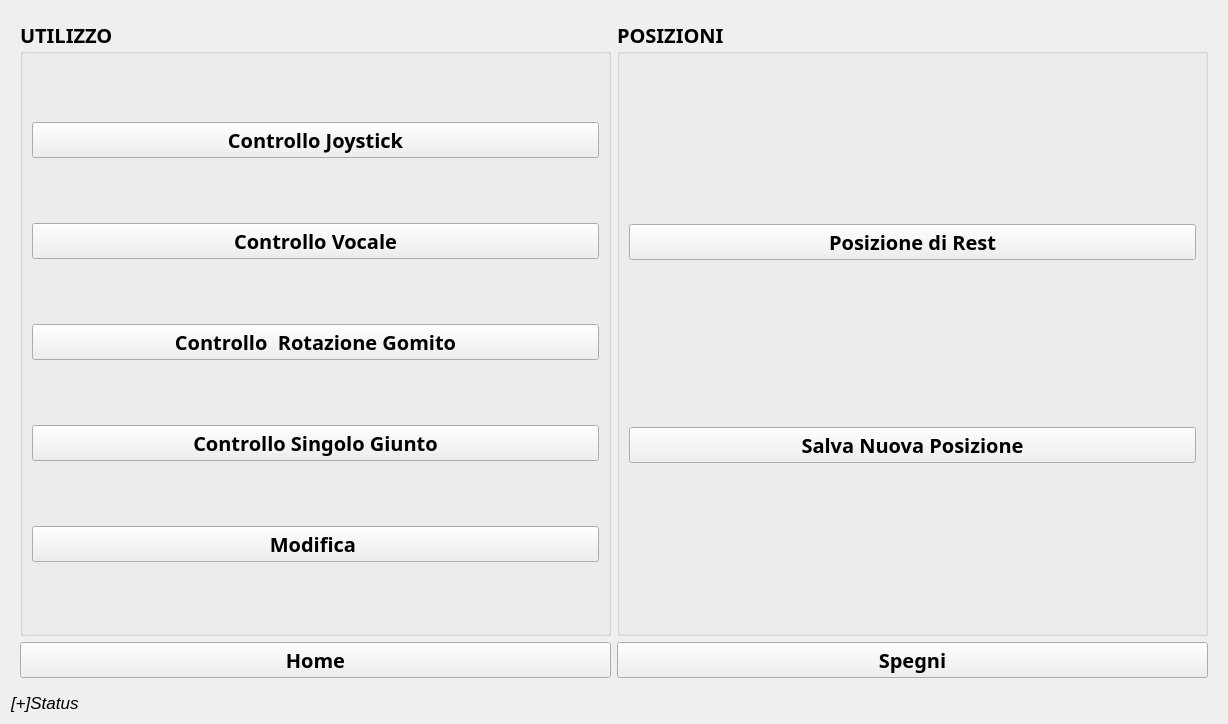
The window that ui/sc_assistivo.ui (stex2005/agree_gui) describes before a commit, drawn with Qt 5.
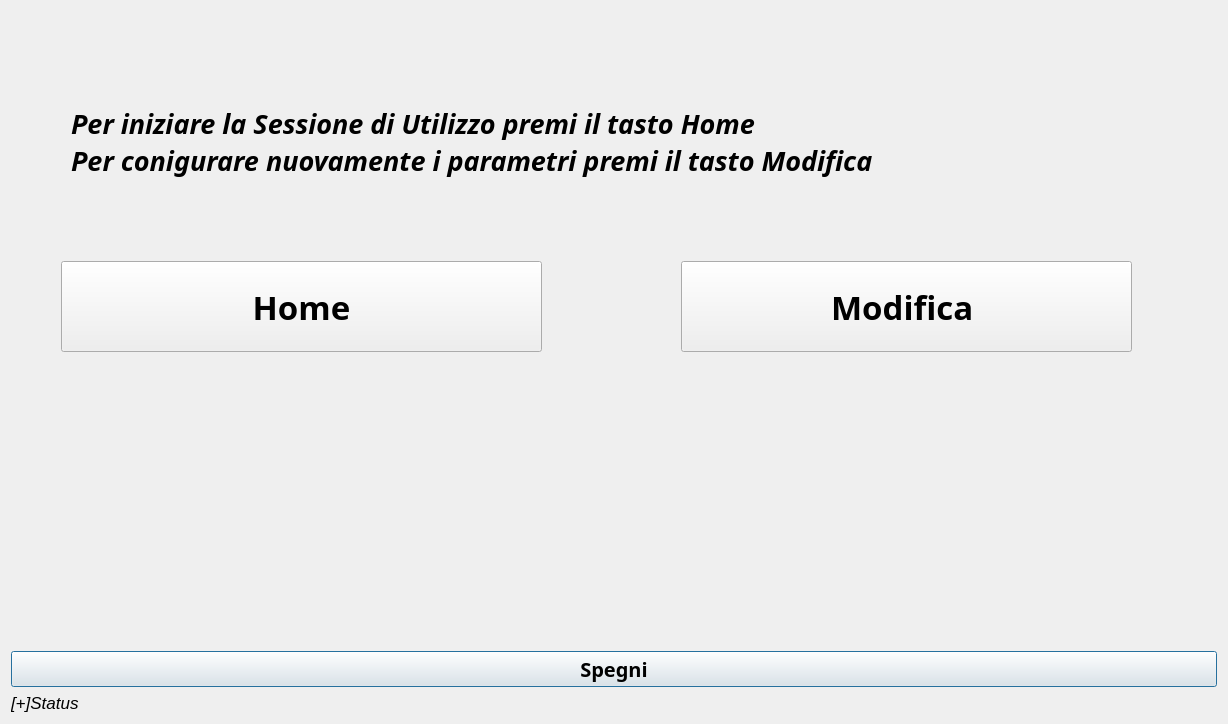
The same window after the commit. The open tabs and pages were chosen to show the change.

Patch:
```diff
--- a/ui/sc_assistivo.ui
+++ b/ui/sc_assistivo.ui
@@ -14,7 +14,7 @@
    <string>Dialog</string>
   </property>
   <layout class="QGridLayout" name="gridLayout">
-   <item row="2" column="1">
+   <item row="3" column="1">
     <widget class="QLabel" name="label_utente">
      <property name="font">
       <font>
@@ -27,10 +27,25 @@
      </property>
     </widget>
    </item>
+   <item row="2" column="1">
+    <widget class="QPushButton" name="pushButton_spegni">
+     <property name="font">
+      <font>
+       <family>OpenSymbol</family>
+       <pointsize>15</pointsize>
+       <weight>75</weight>
+       <bold>true</bold>
+      </font>
+     </property>
+     <property name="text">
+      <string>Spegni</string>
+     </property>
+    </widget>
+   </item>
    <item row="1" column="1">
     <widget class="QStackedWidget" name="stackedWidget">
      <property name="currentIndex">
-      <number>1</number>
+      <number>2</number>
      </property>
      <widget class="QWidget" name="page_config">
       <layout class="QGridLayout" name="gridLayout_2">
@@ -341,6 +356,73 @@
        </item>
       </layout>
      </widget>
+     <widget class="QWidget" name="page_prima">
+      <widget class="QPushButton" name="pushButton_home">
+       <property name="geometry">
+        <rect>
+         <x>50</x>
+         <y>250</y>
+         <width>481</width>
+         <height>91</height>
+        </rect>
+       </property>
+       <property name="font">
+        <font>
+         <family>OpenSymbol</family>
+         <pointsize>25</pointsize>
+         <weight>75</weight>
+         <bold>true</bold>
+        </font>
+       </property>
+       <property name="text">
+        <string>Home</string>
+       </property>
+      </widget>
+      <widget class="QPushButton" name="pushButton_modifica_2">
+       <property name="geometry">
+        <rect>
+         <x>670</x>
+         <y>250</y>
+         <width>451</width>
+         <height>91</height>
+        </rect>
+       </property>
+       <property name="font">
+        <font>
+         <family>OpenSymbol</family>
+         <pointsize>25</pointsize>
+         <weight>75</weight>
+         <bold>true</bold>
+        </font>
+       </property>
+       <property name="text">
+        <string>Modifica </string>
+       </property>
+      </widget>
+      <widget class="QLabel" name="label_6">
+       <property name="geometry">
+        <rect>
+         <x>60</x>
+         <y>60</y>
+         <width>1001</width>
+         <height>141</height>
+        </rect>
+       </property>
+       <property name="font">
+        <font>
+         <family>OpenSymbol</family>
+         <pointsize>20</pointsize>
+         <weight>75</weight>
+         <italic>true</italic>
+         <bold>true</bold>
+        </font>
+       </property>
+       <property name="text">
+        <string>Per iniziare la Sessione di Utilizzo premi il tasto Home 
+Per conigurare nuovamente i parametri premi il tasto Modifica </string>
+       </property>
+      </widget>
+     </widget>
      <widget class="QWidget" name="page_2">
       <layout class="QGridLayout" name="gridLayout_5">
        <item row="0" column="0">
@@ -357,13 +439,6 @@
           <string>UTILIZZO</string>
          </property>
          <layout class="QGridLayout" name="gridLayout_3">
-          <item row="0" column="0">
-           <widget class="QPushButton" name="pushButton_joystick">
-            <property name="text">
-             <string>Controllo Joystick</string>
-            </property>
-           </widget>
-          </item>
           <item row="4" column="0">
            <widget class="QPushButton" name="pushButton_singoloj">
             <property name="text">
@@ -371,20 +446,6 @@
             </property>
            </widget>
           </item>
-          <item row="5" column="0">
-           <widget class="QPushButton" name="pushButton_modifica">
-            <property name="text">
-             <string>Modifica </string>
-            </property>
-           </widget>
-          </item>
-          <item row="3" column="0">
-           <widget class="QPushButton" name="pushButton_gomito">
-            <property name="text">
-             <string>Controllo  Rotazione Gomito</string>
-            </property>
-           </widget>
-          </item>
           <item row="2" column="0">
            <widget class="QPushButton" name="pushButton_vocale">
             <property name="text">
@@ -392,6 +453,20 @@
             </property>
            </widget>
           </item>
+          <item row="3" column="0">
+           <widget class="QPushButton" name="pushButton_gomito">
+            <property name="text">
+             <string>Controllo  Rotazione Gomito</string>
+            </property>
+           </widget>
+          </item>
+          <item row="0" column="0">
+           <widget class="QPushButton" name="pushButton_joystick">
+            <property name="text">
+             <string>Controllo Joystick</string>
+            </property>
+           </widget>
+          </item>
          </layout>
         </widget>
        </item>
@@ -426,36 +501,6 @@
          </layout>
         </widget>
        </item>
-       <item row="1" column="0">
-        <widget class="QPushButton" name="pushButton_home">
-         <property name="font">
-          <font>
-           <family>OpenSymbol</family>
-           <pointsize>15</pointsize>
-           <weight>75</weight>
-           <bold>true</bold>
-          </font>
-         </property>
-         <property name="text">
-          <string>Home</string>
-         </property>
-        </widget>
-       </item>
-       <item row="1" column="1">
-        <widget class="QPushButton" name="pushButton_spegni">
-         <property name="font">
-          <font>
-           <family>OpenSymbol</family>
-           <pointsize>15</pointsize>
-           <weight>75</weight>
-           <bold>true</bold>
-          </font>
-         </property>
-         <property name="text">
-          <string>Spegni</string>
-         </property>
-        </widget>
-       </item>
       </layout>
      </widget>
      <widget class="QWidget" name="page_joy">
```
